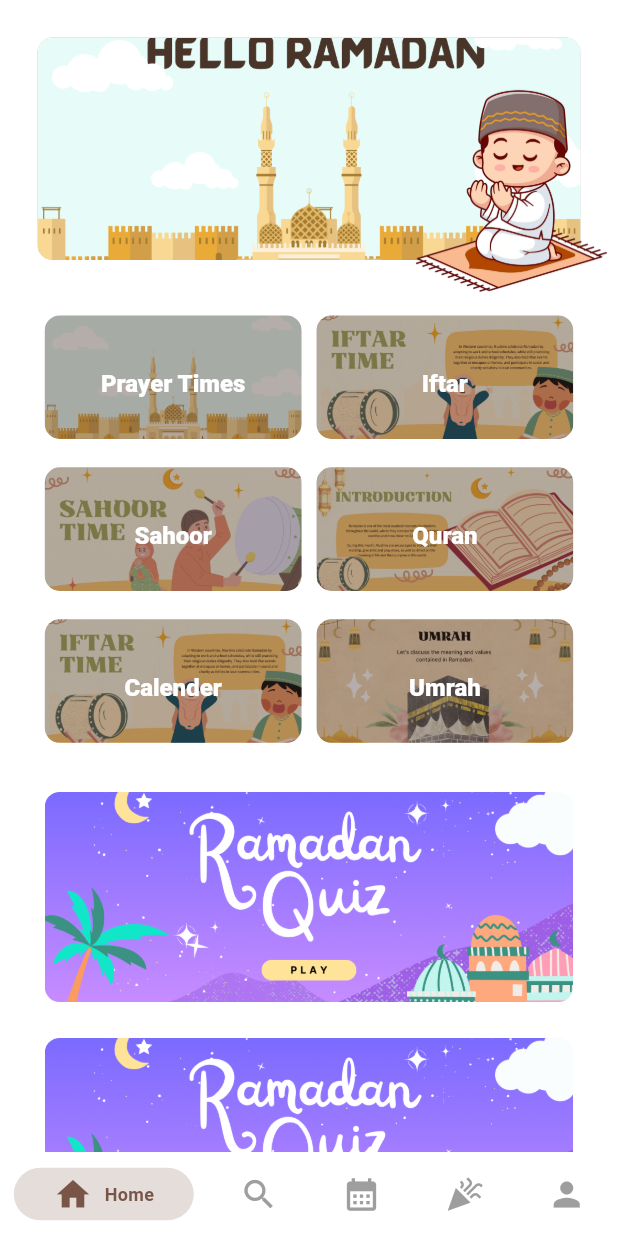
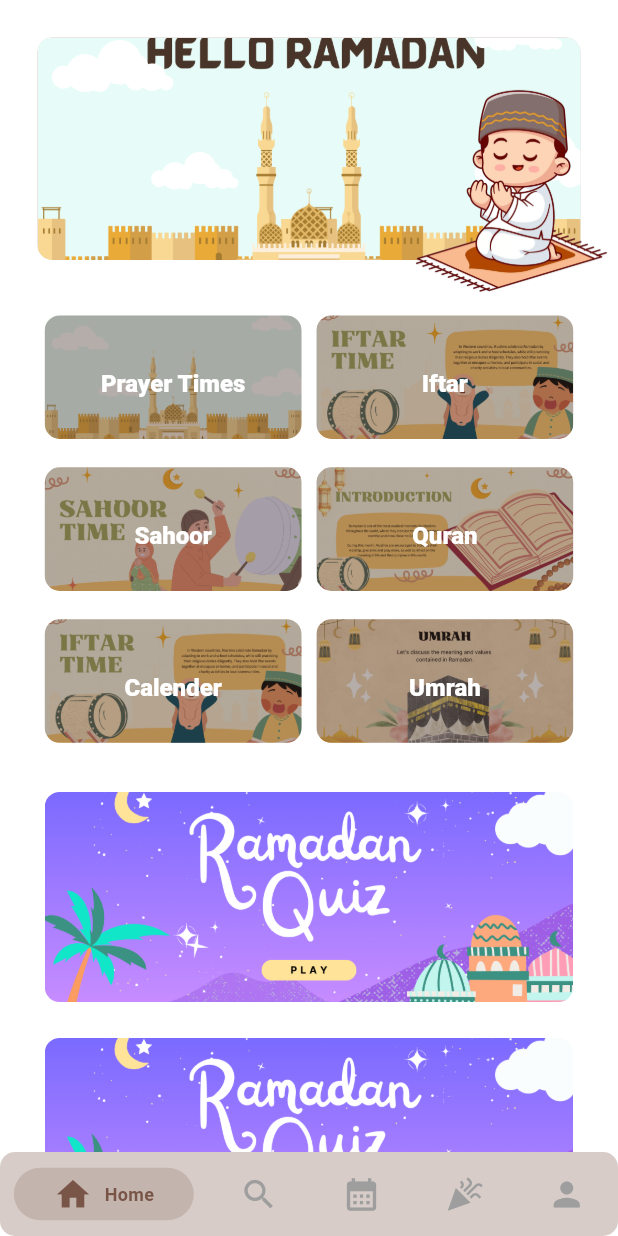
Before and after one commit to Tasneem-Zaareer/ramadan_guide_app, a Flutter app: the screen it shows after launch, after a tap on "Skip", on a phone screen of 412 x 824 dp. Run offline on Flutter 3.47's test engine with Material 3 defaults, Android fonts, the light colour scheme and no system bars; drawn by our look-alikes of persistent_bottom_nav_bar; our stand-ins replace flutter_screenutil; Roboto replaces fonts that are missing (SF Pro Display).

Commit message:
add light theme - not complete

```diff
--- /dev/null
+++ b/lib/core/constants/theme.dart
@@ -0,0 +1,25 @@
+import 'package:flutter/material.dart';
+
+// theme light mode
+ThemeData lightMode = ThemeData(
+  brightness: Brightness.light,
+  colorScheme: ColorScheme.light(
+    background: const Color.fromARGB(255, 255, 255, 255),
+    onBackground: Colors.brown.shade500,
+    primary: Colors.brown.shade500,
+    onPrimary: const Color(0xFFFFFFFF), // font color
+    secondary: Colors.brown.shade100,
+    onSecondary: Colors.brown.shade500,
+    // primaryContainer: const Color(0xff01DC82),
+    // outline: const Color(0xffEBECF1),
+    // secondaryContainer: const Color(0xfff43f5e),
+    // tertiaryContainer: const Color(0xFFDDDDDD),
+    // tertiary: Colors.black,
+  ),
+);
+
+// theme dark mode
+ThemeData darkMode = ThemeData(
+  brightness: Brightness.dark,
+  colorScheme: const ColorScheme.dark(),
+);
--- a/lib/core/widgets/buttons/custom_button.dart
+++ b/lib/core/widgets/buttons/custom_button.dart
@@ -44,7 +44,7 @@ class CustomButton extends StatelessWidget {
             if (states.contains(WidgetState.disabled)) {
               return Colors.grey.shade400;
             }
-            return background ?? Theme.of(context).colorScheme.primary;
+            return background ?? Theme.of(context).colorScheme.secondary;
           }),
           shape: WidgetStateProperty.all<RoundedRectangleBorder>(
             RoundedRectangleBorder(
--- a/lib/core/widgets/text/custome_text.dart
+++ b/lib/core/widgets/text/custome_text.dart
@@ -35,7 +35,7 @@ class CustomText extends StatelessWidget {
   @override
   Widget build(BuildContext context) {
     // final bool isTaplet = checkDeviceIsTaplet(context);
-    Color defaultColor = color ?? Theme.of(context).colorScheme.tertiary;
+    Color defaultColor = color ?? Theme.of(context).colorScheme.onSecondary;
     return Text(
       text,
       textAlign: textAlign,
@@ -46,7 +46,7 @@ class CustomText extends StatelessWidget {
         fontFamily: fontFamily,
         decoration: textDecoration,
         shadows: shadows,
-                fontSize:  fontSize  ,
+        fontSize: fontSize,
 
         // fontSize: (isTaplet ? (fontSize - 2).sp : fontSize.sp),
         color: defaultColor,
--- a/lib/features/bottom_nav_bar/bottom_nav_bar.dart
+++ b/lib/features/bottom_nav_bar/bottom_nav_bar.dart
@@ -18,36 +18,36 @@ class BottomNavBar extends StatelessWidget {
     ];
   }
 
-  List<PersistentBottomNavBarItem> _navBarItems() {
+  List<PersistentBottomNavBarItem> _navBarItems(BuildContext context) {
     return [
       PersistentBottomNavBarItem(
         icon: const Icon(Icons.home),
         title: ("Home"),
-        activeColorPrimary: Colors.brown.shade500,
+        activeColorPrimary: Theme.of(context).colorScheme.onBackground,
         inactiveColorPrimary: Colors.grey,
       ),
       PersistentBottomNavBarItem(
         icon: const Icon(Icons.search),
         title: ("Search"),
-        activeColorPrimary: Colors.brown.shade500,
+        activeColorPrimary: Theme.of(context).colorScheme.onBackground,
         inactiveColorPrimary: Colors.grey,
       ),
       PersistentBottomNavBarItem(
         icon: const Icon(Icons.calendar_month),
         title: ("Calender"),
-        activeColorPrimary: Colors.brown.shade500,
+        activeColorPrimary: Theme.of(context).colorScheme.onBackground,
         inactiveColorPrimary: Colors.grey,
       ),
       PersistentBottomNavBarItem(
         icon: const Icon(Icons.celebration),
         title: ("Eid"),
-        activeColorPrimary: Colors.brown.shade500,
+        activeColorPrimary: Theme.of(context).colorScheme.onBackground,
         inactiveColorPrimary: Colors.grey,
       ),
       PersistentBottomNavBarItem(
         icon: const Icon(Icons.person),
         title: ("Profile"),
-        activeColorPrimary: Colors.brown.shade500,
+        activeColorPrimary: Theme.of(context).colorScheme.onBackground,
         inactiveColorPrimary: Colors.grey,
       ),
     ];
@@ -59,9 +59,9 @@ class BottomNavBar extends StatelessWidget {
       context,
       controller: _controller,
       screens: _buildScreens(),
-      items: _navBarItems(),
+      items: _navBarItems(context),
       // confineInSafeArea: true,
-      backgroundColor: Colors.white, // Default is Colors.white
+      backgroundColor: Theme.of(context).colorScheme.secondary,
       handleAndroidBackButtonPress: true, // Default is true
       resizeToAvoidBottomInset: true, // Default is true
       stateManagement: true, // Default is true
--- a/lib/features/home/views/widgets/category_widget.dart
+++ b/lib/features/home/views/widgets/category_widget.dart
@@ -44,7 +44,7 @@ class Category extends StatelessWidget {
           Center(
             child: CustomText(
               text: categoryName,
-              color: Colors.white,
+              color: Theme.of(context).colorScheme.onPrimary,
               fontSize: 16,
               fontWeight: FontWeight.w900,
             ),
--- a/lib/features/home/views/widgets/featured_img_widget.dart
+++ b/lib/features/home/views/widgets/featured_img_widget.dart
@@ -15,7 +15,7 @@ class FeatureImage extends StatelessWidget {
             height: MediaQuery.of(context).size.height * 0.18,
             decoration: BoxDecoration(
               borderRadius: BorderRadius.circular(10),
-              color: Colors.brown.shade100,
+              color: Theme.of(context).colorScheme.secondary,
             ),
             child: ClipRRect(
               borderRadius: BorderRadius.circular(10),
--- a/lib/features/onboarding/views/onboarding_control.dart
+++ b/lib/features/onboarding/views/onboarding_control.dart
@@ -24,11 +24,8 @@ class OnboardingControl extends StatelessWidget {
           top: 70,
           right: 20,
           child: Container(
-            // alignment: Alignment.bottomCenter,
-            child: Container(
-              child: Row(
-                children: [Icon(Icons.language), CustomText(text: 'Language')],
-              ),
+            child: Row(
+              children: [Icon(Icons.language), CustomText(text: 'Language')],
             ),
           ),
         ),
--- a/lib/features/prayer_times/views/prayer_times_view.dart
+++ b/lib/features/prayer_times/views/prayer_times_view.dart
@@ -1,6 +1,5 @@
 import 'package:flutter/material.dart';
 import 'package:ramadan_guide_app/core/widgets/text/custome_text.dart';
-
 import '../../../core/constants/app_images.dart';
 
 class PrayerTimeView extends StatelessWidget {
@@ -29,7 +28,7 @@ class FeatureImagePrayerTime extends StatelessWidget {
       height: MediaQuery.of(context).size.height * 0.25,
       margin: EdgeInsets.only(bottom: 10),
       decoration: BoxDecoration(
-        color: Colors.brown.shade100,
+        color: Theme.of(context).colorScheme.secondary,
       ),
       child: Image.asset(
         AppImages.umrah,
@@ -82,7 +81,7 @@ class TodayRamadanTimeItem extends StatelessWidget {
       width: MediaQuery.of(context).size.width * 0.38,
       decoration: BoxDecoration(
         borderRadius: BorderRadius.circular(10),
-        color: Colors.brown.shade100,
+        color: Theme.of(context).colorScheme.secondary,
       ),
       child: Row(
         mainAxisAlignment: MainAxisAlignment.spaceBetween,
@@ -106,13 +105,6 @@ class TodayRamadanTimeItem extends StatelessWidget {
 
 class PrayerTimeList extends StatelessWidget {
   const PrayerTimeList({super.key});
-  // static final List prayerTimesList = [
-  //   ('Fajr', '5:00 AM', Icons.sunny),
-  //   ('Dhuhr', '12:00 PM', Icons.cloud),
-  //   ('Asr', '3:00 PM', Icons.cloud),
-  //   ('Maghrib', '5:00 PM', Icons.cloud),
-  //   ('Isha', '6:00 PM', Icons.cloud),
-  // ];
 
   static final List<Map<String, dynamic>> prayerTimesList = [
     {'name': 'Fajr', 'time': '5:00 AM', 'icon': Icons.sunny},
@@ -162,7 +154,7 @@ class PrayerTimeItem extends StatelessWidget {
       margin: const EdgeInsets.symmetric(vertical: 10),
       decoration: BoxDecoration(
         borderRadius: BorderRadius.circular(10),
-        color: Colors.brown.shade100,
+        color: Theme.of(context).colorScheme.secondary,
       ),
       height: MediaQuery.of(context).size.height * 0.08,
       child: Row(
@@ -171,9 +163,13 @@ class PrayerTimeItem extends StatelessWidget {
         children: [
           Icon(icoon),
           SizedBox(width: 5),
-          CustomText(text: prayerName),
+          CustomText(
+            text: prayerName,
+          ),
           Spacer(),
-          CustomText(text: prayertime),
+          CustomText(
+            text: prayertime,
+          ),
         ],
       ),
     );
--- a/lib/main.dart
+++ b/lib/main.dart
@@ -1,7 +1,7 @@
 import 'package:flutter/material.dart';
 import 'package:flutter_screenutil/flutter_screenutil.dart';
-import 'package:ramadan_guide_app/features/bottom_nav_bar/bottom_nav_bar.dart';
 import 'package:ramadan_guide_app/features/onboarding/views/onboarding_control.dart';
+import 'core/constants/theme.dart';
 
 void main() {
   runApp(const MyApp());
@@ -15,9 +15,10 @@ class MyApp extends StatelessWidget {
   Widget build(BuildContext context) {
     return ScreenUtilInit(
       child: MaterialApp(
+     theme: lightMode,
         debugShowCheckedModeBanner: false,
         title: 'Ramadan',
-        home: OnboardingControl(),
+        home: const OnboardingControl(),
       ),
     );
   }
```
